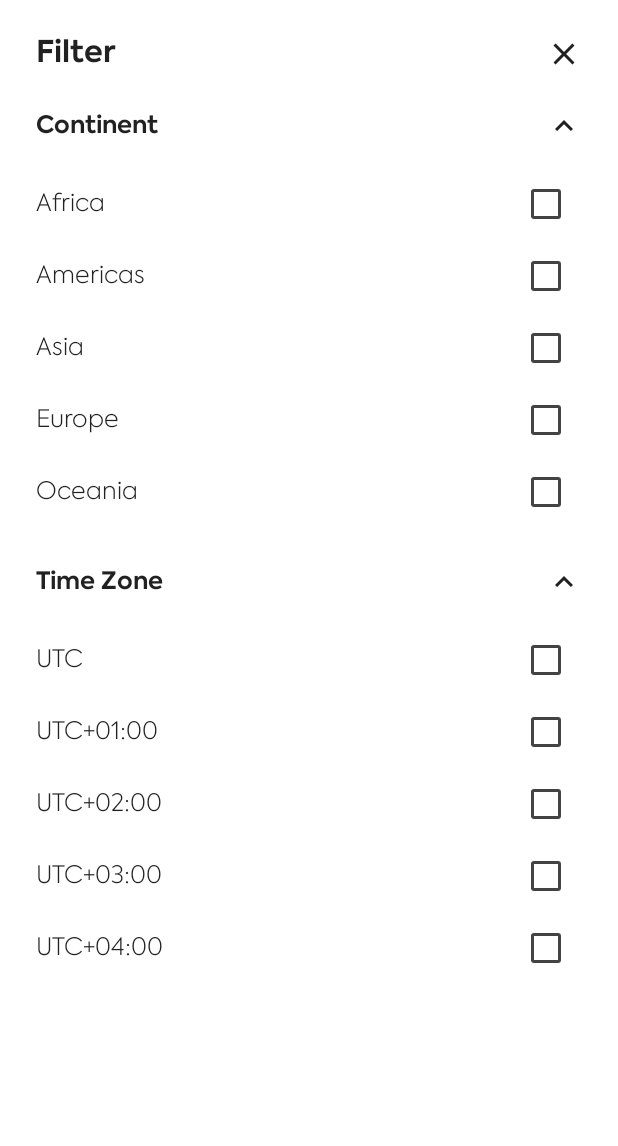
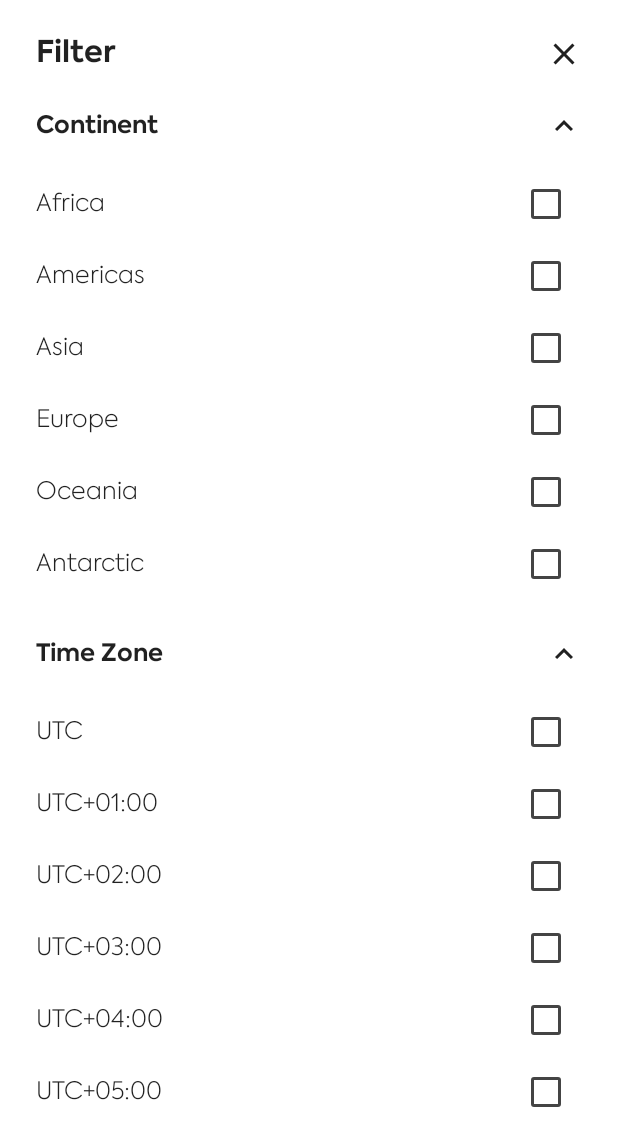
Before and after one commit to t2dbabz/Explore, an Android app built with Jetpack Compose: the composable CountryListFilterScreen shown on its own in the app's theme, after a tap on "Time Zone", on a phone screen of 412 x 824 dp. Shown: the top 1146 px of the screen. Run offline under Robolectric (Android 15) with nearby library versions, the phone set to English and light mode, and no system bars; our stand-ins replace Dagger/Hilt's generated code; libraries missing offline, so code that uses them is left out: com.ramcosta.composedestinations; 5 statements that could not run were skipped; 1 other tap on this screen came first.

Commit message:
Implement function to save state of filter selected options

```diff
--- /dev/null
+++ b/app/src/main/java/com/t2dbabz/explore/domain/model/Continent.kt
@@ -0,0 +1,6 @@
+package com.t2dbabz.explore.domain.model
+
+data class Continent(
+    val name: String,
+    var isSelected: Boolean = false
+)
--- /dev/null
+++ b/app/src/main/java/com/t2dbabz/explore/domain/model/TimeZone.kt
@@ -0,0 +1,6 @@
+package com.t2dbabz.explore.domain.model
+
+data class TimeZone(
+    val  timeZone: String,
+    var isSelected: Boolean = false,
+)
--- a/app/src/main/java/com/t2dbabz/explore/ui/MainViewModel.kt
+++ b/app/src/main/java/com/t2dbabz/explore/ui/MainViewModel.kt
@@ -1,11 +1,14 @@
 package com.t2dbabz.explore.ui
 
 import androidx.compose.runtime.State
+import androidx.compose.runtime.mutableStateListOf
 import androidx.compose.runtime.mutableStateOf
 import androidx.lifecycle.ViewModel
 import androidx.lifecycle.viewModelScope
 import com.t2dbabz.explore.common.Resource
+import com.t2dbabz.explore.domain.model.Continent
 import com.t2dbabz.explore.domain.model.Country
+import com.t2dbabz.explore.domain.model.TimeZone
 import com.t2dbabz.explore.domain.model.repository.CountryRepository
 import com.t2dbabz.explore.ui.screens.country_details.CountryDetailScreenState
 import com.t2dbabz.explore.ui.screens.country_list.CountryListScreenEvent
@@ -29,7 +32,30 @@ class MainViewModel @Inject constructor (private val countryRepository: CountryR
 
     private var searchJob: Job? = null
 
-    val filteredList = mutableListOf<Country>()
+    private val filteredList = mutableListOf<Country>()
+
+
+    private val _continentList = mutableStateListOf(
+        Continent("Africa", isSelected = false),
+        Continent("Americas", isSelected = false),
+        Continent("Asia", isSelected = false),
+        Continent("Europe", isSelected = false),
+        Continent("Oceania", isSelected = false),
+        Continent("Antarctic", isSelected = false),
+    )
+
+    val continentList: List<Continent> = _continentList
+
+    private val _timeZonesList = mutableStateListOf(
+        TimeZone("UTC",false),
+        TimeZone("UTC+01:00",false),
+        TimeZone("UTC+02:00",false),
+        TimeZone("UTC+03:00",false),
+        TimeZone("UTC+04:00",false),
+        TimeZone("UTC+05:00",false),
+    )
+
+    val timeZoneList: List<TimeZone> = _timeZonesList
 
     init {
 
@@ -81,10 +107,30 @@ class MainViewModel @Inject constructor (private val countryRepository: CountryR
                     country.name.contains(query,ignoreCase = true,)
                 }
 
+                newCountryList.filter { cou ->
+                    cou.region in continentFilterList()
+                }
+
+
             _countryListScreenState.value = _countryListScreenState.value.copy(countries = newCountryList)
         }
 
     }
 
+    fun setContinentSelectedAtIndex(index: Int, isSelected: Boolean) {
+        _continentList[index] = _continentList[index].copy(isSelected = isSelected)
+    }
+
+    fun setTimeZoneSelectedAtIndex(index: Int, isSelected: Boolean) {
+        _timeZonesList[index] = _timeZonesList[index].copy(isSelected = isSelected)
+    }
+
+    private fun continentFilterList(): List<String> {
+        val selectedContinent = _continentList.filter { it.isSelected }
+
+        return selectedContinent.map { it.name }
+    }
+
+
 
 }
--- a/app/src/main/java/com/t2dbabz/explore/ui/screens/country_list/CountryListFilterScreen.kt
+++ b/app/src/main/java/com/t2dbabz/explore/ui/screens/country_list/CountryListFilterScreen.kt
@@ -13,15 +13,17 @@ import androidx.compose.ui.Alignment
 import androidx.compose.ui.Modifier
 import androidx.compose.ui.graphics.Color
 import androidx.compose.ui.text.font.FontWeight
-import androidx.compose.ui.tooling.preview.Preview
 import androidx.compose.ui.unit.dp
 import com.ramcosta.composedestinations.annotation.Destination
 import com.ramcosta.composedestinations.navigation.DestinationsNavigator
 import com.ramcosta.composedestinations.spec.DestinationStyle
+import com.t2dbabz.explore.domain.model.Continent
+import com.t2dbabz.explore.domain.model.TimeZone
+import com.t2dbabz.explore.ui.MainViewModel
 
 @Destination(style = DestinationStyle.BottomSheet::class)
 @Composable
-fun CountryListFilterScreen(navigator: DestinationsNavigator) {
+fun CountryListFilterScreen(navigator: DestinationsNavigator, viewModel: MainViewModel) {
     Column(modifier = Modifier
         .fillMaxSize()
         .padding(start = 24.dp, end = 24.dp, top = 24.dp)) {
@@ -32,16 +34,22 @@ fun CountryListFilterScreen(navigator: DestinationsNavigator) {
             })
         }
         Spacer(modifier = Modifier.height(24.dp))
-        ContinentFilterSection()
+        ContinentFilterSection(viewModel.continentList){index, isSelected ->
+            viewModel.setContinentSelectedAtIndex(index, isSelected)
+        }
         Spacer(modifier = Modifier.height(24.dp))
-        TimeZoneFilterSection()
+        TimeZoneFilterSection(viewModel.timeZoneList){index, isSelected ->
+            viewModel.setTimeZoneSelectedAtIndex(index, isSelected)
+        }
     }
 }
 
-@Preview
 @Composable
-fun ContinentFilterSection(){
-    val continents = listOf("Africa", "Americas", "Asia", "Europe", "Oceania")
+fun ContinentFilterSection(
+    continents: List<Continent>,
+    onContinentSelectedAtIndex: (Int, Boolean) -> Unit
+){
+
     var isExpanded by remember { mutableStateOf(false) }
     Column(modifier = Modifier
         .fillMaxWidth()
@@ -60,14 +68,21 @@ fun ContinentFilterSection(){
 
         AnimatedVisibility(visible = isExpanded) {
             Column() {
+
                 continents.forEachIndexed {  index, continent ->
                     Column(modifier = Modifier.wrapContentSize()) {
-                        Row(modifier = Modifier.fillMaxWidth(), horizontalArrangement = Arrangement.SpaceBetween, verticalAlignment = Alignment.CenterVertically) {
-                            val isChecked = remember { mutableStateOf(false) }
-                            Text(text = continent)
+                        Row(
+                            modifier = Modifier.fillMaxWidth(),
+                            horizontalArrangement = Arrangement.SpaceBetween,
+                            verticalAlignment = Alignment.CenterVertically
+                        ) {
+
+                            Text(text = continent.name)
                             Checkbox(
-                                checked = isChecked.value,
-                                onCheckedChange = { isChecked.value = it },
+                                checked =continent.isSelected,
+                                onCheckedChange = {
+                                            onContinentSelectedAtIndex(index, it)
+                                },
                                 enabled = true,
                                 colors = CheckboxDefaults.colors(
                                     checkedColor = Color.Black,
@@ -87,10 +102,13 @@ fun ContinentFilterSection(){
     }
 }
 
-@Preview
+
 @Composable
-fun TimeZoneFilterSection(){
-    val timeZones = listOf("UTC", "UTC+01:00", "UTC+02:00", "UTC+03:00", "UTC+04:00")
+fun TimeZoneFilterSection(
+    timeZones: List<TimeZone>,
+    onTimeZoneSelectedAtIndex: (Int, Boolean) -> Unit
+){
+
     var isExpanded by remember { mutableStateOf(false) }
     Column(modifier = Modifier.fillMaxWidth()) {
 
@@ -109,12 +127,16 @@ fun TimeZoneFilterSection(){
             Column {
                 timeZones.forEachIndexed { index, timezone ->
                     Column(modifier = Modifier.fillMaxWidth().wrapContentSize()) {
-                        Row(modifier = Modifier.fillMaxWidth(), horizontalArrangement = Arrangement.SpaceBetween, verticalAlignment = Alignment.CenterVertically) {
-                            val isChecked = remember { mutableStateOf(false) }
-                            Text(text = timezone)
+                        Row(
+                            modifier = Modifier.fillMaxWidth(),
+                            horizontalArrangement = Arrangement.SpaceBetween,
+                            verticalAlignment = Alignment.CenterVertically
+                        ) {
+
+                            Text(text = timezone.timeZone)
                             Checkbox(
-                                checked = isChecked.value,
-                                onCheckedChange = { isChecked.value = it },
+                                checked = timezone.isSelected,
+                                onCheckedChange = { onTimeZoneSelectedAtIndex(index, it) },
                                 enabled = true,
                                 colors = CheckboxDefaults.colors(
                                     checkedColor = Color.Black,
```
